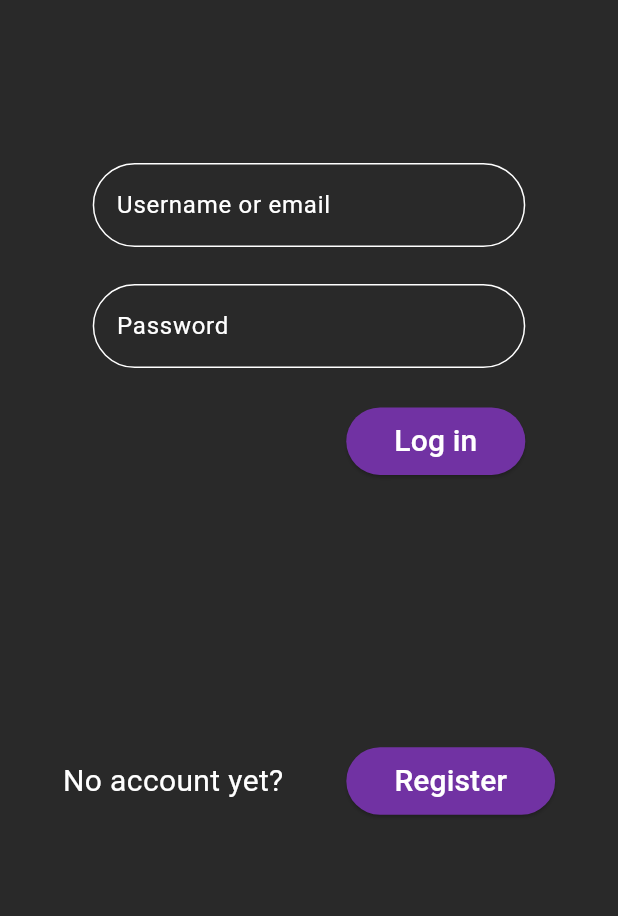
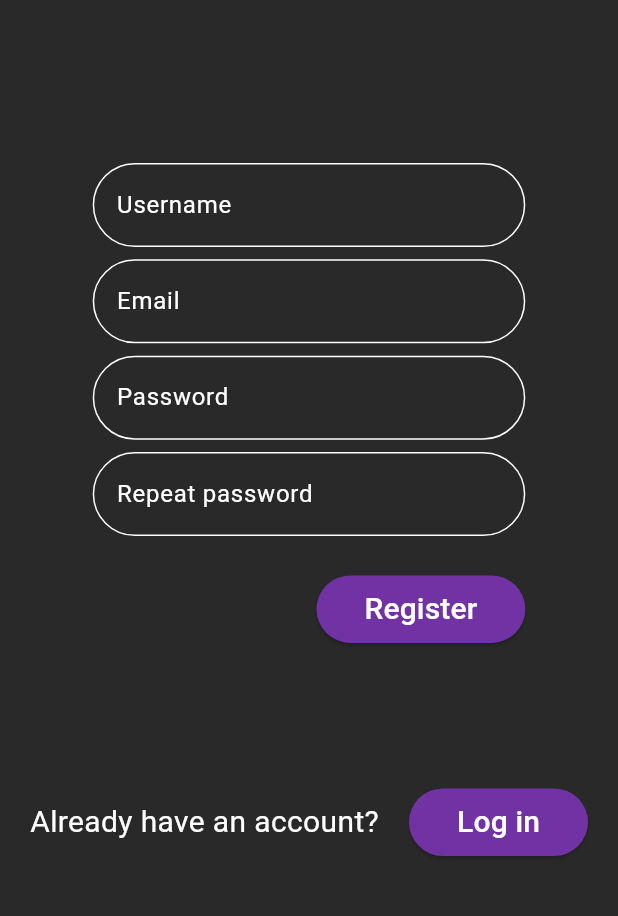
Before and after one commit to DaryaSanina/smart-planner, a Flutter app: the screen it shows after launch, after a tap on "Register", on a phone screen of 412 x 824 dp, the part 249-1165 px from its top. Run offline on Flutter 3.47's test engine with Material 3 defaults, Android fonts, the phone set to English and light mode, and no system bars.

Commit message:
Add a registration form

```diff
--- a/app/lib/login/login_page.dart
+++ b/app/lib/login/login_page.dart
@@ -1,8 +1,7 @@
+import 'package:app/registration/registration_page.dart';
 import 'package:flutter/material.dart';
-import 'package:flutter/rendering.dart';
-import 'package:flutter/widgets.dart';
 
-import 'package:app/home/home_page.dart';
+import 'package:app/login/widgets/login_form.dart';
 
 class LoginPage extends StatefulWidget {
   const LoginPage({super.key});
@@ -12,12 +11,6 @@
 }
 
 class _LoginState extends State<LoginPage> {
-  final _formKey = GlobalKey<FormState>();
-  final _usernameEmailText = "";
-  final _passwordText = "";
-  TextEditingController usernameEmailController = TextEditingController();
-  TextEditingController passwordController = TextEditingController();
-
   @override
   Widget build(BuildContext context) {
     return LayoutBuilder(
@@ -40,80 +33,8 @@
               SizedBox(
                 height: MediaQuery.of(context).size.height / 3,
                 width: MediaQuery.of(context).size.width,
-                child: Center(
-                  child: Form(
-                    key: _formKey,
-                    child: Padding(
-                      padding: EdgeInsets.symmetric(horizontal: MediaQuery.of(context).size.width * 0.15),
-                      child: Column(
-                        crossAxisAlignment: CrossAxisAlignment.end,
-                        children: [
-                          // Username or email field
-                          TextFormField(
-                            controller: usernameEmailController,
-                            decoration: InputDecoration(
-                              border: OutlineInputBorder(borderRadius: BorderRadius.circular(30)),
-                              labelText: "Username or email",
-                            ),
-                            cursorColor: Theme.of(context).colorScheme.tertiary,
-                            validator: (value) {
-                              if (value == null || value.isEmpty) {
-                                return "Please enter your username or email";
-                              }
-                              return null;
-                            },
-                            onChanged: (text) => setState(() => _usernameEmailText),
-                          ),
-
-                          SizedBox(height: MediaQuery.of(context).size.height * 0.03),
-
-                          // Password field
-                          TextFormField(
-                            controller: passwordController,
-                            decoration: InputDecoration(
-                              border: OutlineInputBorder(borderRadius: BorderRadius.circular(30)),
-                              labelText: "Password",
-                            ),
-                            cursorColor: Theme.of(context).colorScheme.tertiary,
-                            obscureText: true,
-                            obscuringCharacter: '*',
-                            validator: (value) {
-                              if (value == null || value.isEmpty) {
-                                return "Please enter your password";
-                              }
-                              return null;
-                            },
-                            onChanged: (text) => setState(() => _passwordText),
-                          ),
-
-                          SizedBox(height: MediaQuery.of(context).size.height * 0.03),
-
-                          // Log in button
-                          ElevatedButton(
-                            onPressed: () {
-                              Navigator.push(context, MaterialPageRoute(builder: (context) {
-                                return const HomePage();
-                              }));
-                            },
-                            style: ElevatedButton.styleFrom(
-                              backgroundColor: Theme.of(context).colorScheme.secondary,
-                              shape: RoundedRectangleBorder(borderRadius: BorderRadius.circular(30)),
-                            ),
-                            child: Padding(
-                              padding: const EdgeInsets.all(8.0),
-                              child: Text(
-                                "Log in",
-                                style: TextStyle(
-                                  fontSize: 20,
-                                  color: Theme.of(context).colorScheme.tertiary,
-                                ),
-                              ),
-                            ),
-                          ),
-                        ],
-                      ),
-                    )
-                  ),
+                child: const Center(
+                  child: LoginForm(),
                 ),
               ),
               SizedBox(
@@ -129,7 +50,11 @@
                       ),
                     ),
                     ElevatedButton(
-                      onPressed: () {},
+                      onPressed: () {
+                        Navigator.push(context, MaterialPageRoute(builder: (context) {
+                        return const RegistrationPage();
+                      }));
+                      },
                       style: ElevatedButton.styleFrom(
                         backgroundColor: Theme.of(context).colorScheme.secondary,
                         shape: RoundedRectangleBorder(borderRadius: BorderRadius.circular(30)),
--- /dev/null
+++ b/app/lib/login/widgets/login_form.dart
@@ -0,0 +1,95 @@
+import 'package:flutter/material.dart';
+
+import 'package:app/home/home_page.dart';
+
+class LoginForm extends StatefulWidget {
+  const LoginForm({super.key});
+
+  @override
+  State<LoginForm> createState() => _LoginFormState();
+}
+
+class _LoginFormState extends State<LoginForm> {
+  final _formKey = GlobalKey<FormState>();
+  final _usernameEmailText = "";
+  final _passwordText = "";
+  TextEditingController usernameEmailController = TextEditingController();
+  TextEditingController passwordController = TextEditingController();
+
+  @override
+  Widget build(BuildContext context) {
+    return Form(
+      key: _formKey,
+      child: Padding(
+        padding: EdgeInsets.symmetric(horizontal: MediaQuery.of(context).size.width * 0.15),
+        child: Column(
+          crossAxisAlignment: CrossAxisAlignment.end,
+          children: [
+            // Username or email field
+            TextFormField(
+              controller: usernameEmailController,
+              decoration: InputDecoration(
+                border: OutlineInputBorder(borderRadius: BorderRadius.circular(30)),
+                labelText: "Username or email",
+              ),
+              cursorColor: Theme.of(context).colorScheme.tertiary,
+              validator: (value) {
+                if (value == null || value.isEmpty) {
+                  return "Please enter your username or email";
+                }
+                return null;
+              },
+              onChanged: (text) => setState(() => _usernameEmailText),
+            ),
+
+            SizedBox(height: MediaQuery.of(context).size.height * 0.03),
+
+            // Password field
+            TextFormField(
+              controller: passwordController,
+              decoration: InputDecoration(
+                border: OutlineInputBorder(borderRadius: BorderRadius.circular(30)),
+                labelText: "Password",
+              ),
+              cursorColor: Theme.of(context).colorScheme.tertiary,
+              obscureText: true,
+              obscuringCharacter: '*',
+              validator: (value) {
+                if (value == null || value.isEmpty) {
+                  return "Please enter your password";
+                }
+                return null;
+              },
+              onChanged: (text) => setState(() => _passwordText),
+            ),
+
+            SizedBox(height: MediaQuery.of(context).size.height * 0.03),
+
+            // Log in button
+            ElevatedButton(
+              onPressed: () {
+                Navigator.push(context, MaterialPageRoute(builder: (context) {
+                  return const HomePage();
+                }));
+              },
+              style: ElevatedButton.styleFrom(
+                backgroundColor: Theme.of(context).colorScheme.secondary,
+                shape: RoundedRectangleBorder(borderRadius: BorderRadius.circular(30)),
+              ),
+              child: Padding(
+                padding: const EdgeInsets.all(8.0),
+                child: Text(
+                  "Log in",
+                  style: TextStyle(
+                    fontSize: 20,
+                    color: Theme.of(context).colorScheme.tertiary,
+                  ),
+                ),
+              ),
+            ),
+          ],
+        ),
+      )
+    );
+  }
+}
--- /dev/null
+++ b/app/lib/registration/registration_page.dart
@@ -0,0 +1,80 @@
+import 'package:app/login/login_page.dart';
+import 'package:flutter/material.dart';
+
+import 'package:app/registration/widgets/registration_form.dart';
+
+class RegistrationPage extends StatefulWidget {
+  const RegistrationPage({super.key});
+
+  @override
+  State<RegistrationPage> createState() => _RegistrationState();
+}
+
+class _RegistrationState extends State<RegistrationPage> {
+  @override
+  Widget build(BuildContext context) {
+    return LayoutBuilder(
+      builder: (context, constraints) {
+        return Scaffold(
+          backgroundColor: Theme.of(context).colorScheme.primary,
+          body: Column(
+            children: [
+              SizedBox(
+                height: MediaQuery.of(context).size.height / 3,
+                child: const Center(
+                  child: Text(
+                    "Smart Planner",
+                    style: TextStyle(
+                      fontSize: 40,
+                    ),
+                  ),
+                ),
+              ),
+              SizedBox(
+                height: MediaQuery.of(context).size.height * 0.4,
+                width: MediaQuery.of(context).size.width,
+                child: const Center(
+                  child: RegistrationForm(),
+                ),
+              ),
+              SizedBox(
+                height: MediaQuery.of(context).size.height - MediaQuery.of(context).size.height / 3 - MediaQuery.of(context).size.height * 0.4,
+                child: Row(
+                  mainAxisAlignment: MainAxisAlignment.spaceEvenly,
+                  children: [
+                    Text(
+                      "Already have an account?",
+                      style: TextStyle(
+                        fontSize: 20,
+                        color: Theme.of(context).colorScheme.tertiary,
+                      ),
+                    ),
+                    ElevatedButton(
+                      onPressed: () {
+                        Navigator.pop(context);
+                      },
+                      style: ElevatedButton.styleFrom(
+                        backgroundColor: Theme.of(context).colorScheme.secondary,
+                        shape: RoundedRectangleBorder(borderRadius: BorderRadius.circular(30)),
+                      ),
+                      child: Padding(
+                        padding: const EdgeInsets.all(8.0),
+                        child: Text(
+                          "Log in",
+                          style: TextStyle(
+                            fontSize: 20,
+                            color: Theme.of(context).colorScheme.tertiary,
+                          ),
+                        ),
+                      ),
+                    ),
+                  ],
+                )
+              )
+            ],
+          )
+        );
+      }
+    );
+  }
+}
--- /dev/null
+++ b/app/lib/registration/widgets/registration_form.dart
@@ -0,0 +1,139 @@
+import 'package:flutter/material.dart';
+
+import 'package:app/home/home_page.dart';
+
+class RegistrationForm extends StatefulWidget {
+  const RegistrationForm({super.key});
+
+  @override
+  State<RegistrationForm> createState() => _RegistrationFormState();
+}
+
+class _RegistrationFormState extends State<RegistrationForm> {
+  final _formKey = GlobalKey<FormState>();
+  final _usernameText = "";
+  final _emailText = "";
+  final _passwordText = "";
+  final _repeatPasswordText = "";
+  TextEditingController usernameController = TextEditingController();
+  TextEditingController emailController = TextEditingController();
+  TextEditingController passwordController = TextEditingController();
+  TextEditingController repeatPasswordController = TextEditingController();
+
+  @override
+  Widget build(BuildContext context) {
+    return Form(
+      key: _formKey,
+      child: Padding(
+        padding: EdgeInsets.symmetric(horizontal: MediaQuery.of(context).size.width * 0.15),
+        child: Column(
+          crossAxisAlignment: CrossAxisAlignment.end,
+          children: [
+            // Username field
+            TextFormField(
+              controller: usernameController,
+              decoration: InputDecoration(
+                border: OutlineInputBorder(borderRadius: BorderRadius.circular(30)),
+                labelText: "Username",
+              ),
+              cursorColor: Theme.of(context).colorScheme.tertiary,
+              validator: (value) {
+                if (value == null || value.isEmpty) {
+                  return "Please enter your username";
+                }
+                return null;
+              },
+              onChanged: (text) => setState(() => _usernameText),
+            ),
+
+            SizedBox(height: MediaQuery.of(context).size.height * 0.01),
+
+             // Email field
+            TextFormField(
+              controller: emailController,
+              decoration: InputDecoration(
+                border: OutlineInputBorder(borderRadius: BorderRadius.circular(30)),
+                labelText: "Email",
+              ),
+              cursorColor: Theme.of(context).colorScheme.tertiary,
+              validator: (value) {
+                if (value == null || value.isEmpty) {
+                  return "Please enter your email";
+                }
+                return null;
+              },
+              onChanged: (text) => setState(() => _emailText),
+            ),
+
+            SizedBox(height: MediaQuery.of(context).size.height * 0.01),
+
+            // Password field
+            TextFormField(
+              controller: passwordController,
+              decoration: InputDecoration(
+                border: OutlineInputBorder(borderRadius: BorderRadius.circular(30)),
+                labelText: "Password",
+              ),
+              cursorColor: Theme.of(context).colorScheme.tertiary,
+              obscureText: true,
+              obscuringCharacter: '*',
+              validator: (value) {
+                if (value == null || value.isEmpty) {
+                  return "Please enter your password";
+                }
+                return null;
+              },
+              onChanged: (text) => setState(() => _passwordText),
+            ),
+
+            SizedBox(height: MediaQuery.of(context).size.height * 0.01),
+
+            // Repeat password field
+            TextFormField(
+              controller: repeatPasswordController,
+              decoration: InputDecoration(
+                border: OutlineInputBorder(borderRadius: BorderRadius.circular(30)),
+                labelText: "Repeat password",
+              ),
+              cursorColor: Theme.of(context).colorScheme.tertiary,
+              obscureText: true,
+              obscuringCharacter: '*',
+              validator: (value) {
+                if (value == null || value.isEmpty) {
+                  return "Please repeat your password";
+                }
+                return null;
+              },
+              onChanged: (text) => setState(() => _repeatPasswordText),
+            ),
+
+            SizedBox(height: MediaQuery.of(context).size.height * 0.03),
+
+            // Register button
+            ElevatedButton(
+              onPressed: () {
+                Navigator.push(context, MaterialPageRoute(builder: (context) {
+                  return const HomePage();
+                }));
+              },
+              style: ElevatedButton.styleFrom(
+                backgroundColor: Theme.of(context).colorScheme.secondary,
+                shape: RoundedRectangleBorder(borderRadius: BorderRadius.circular(30)),
+              ),
+              child: Padding(
+                padding: const EdgeInsets.all(8.0),
+                child: Text(
+                  "Register",
+                  style: TextStyle(
+                    fontSize: 20,
+                    color: Theme.of(context).colorScheme.tertiary,
+                  ),
+                ),
+              ),
+            ),
+          ],
+        ),
+      )
+    );
+  }
+}
```
